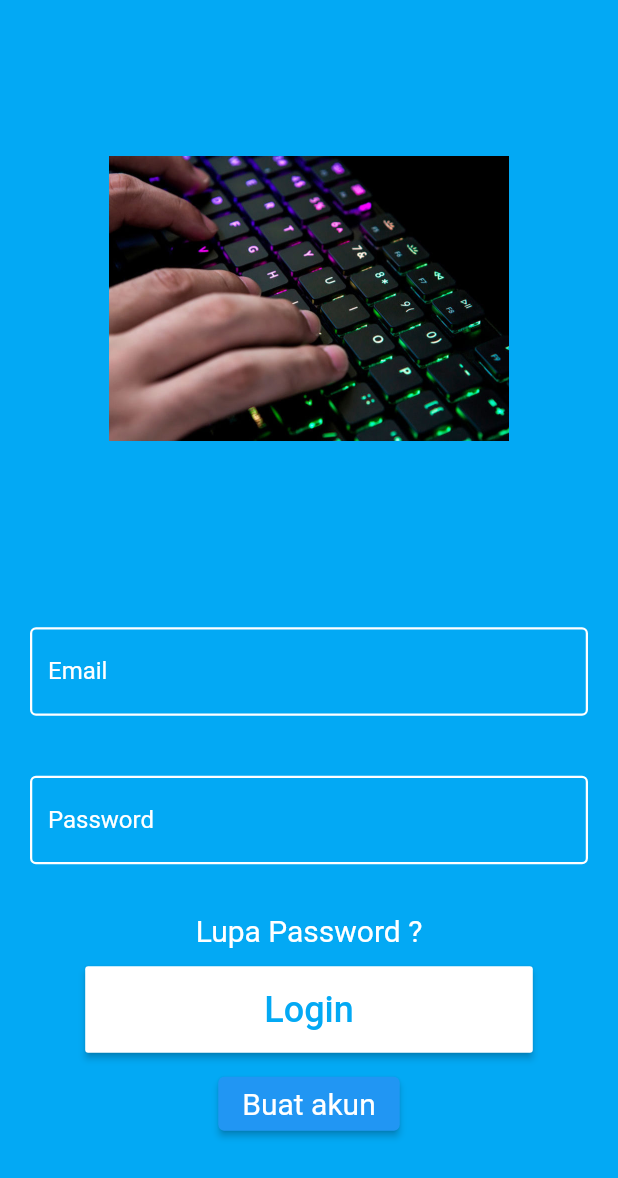
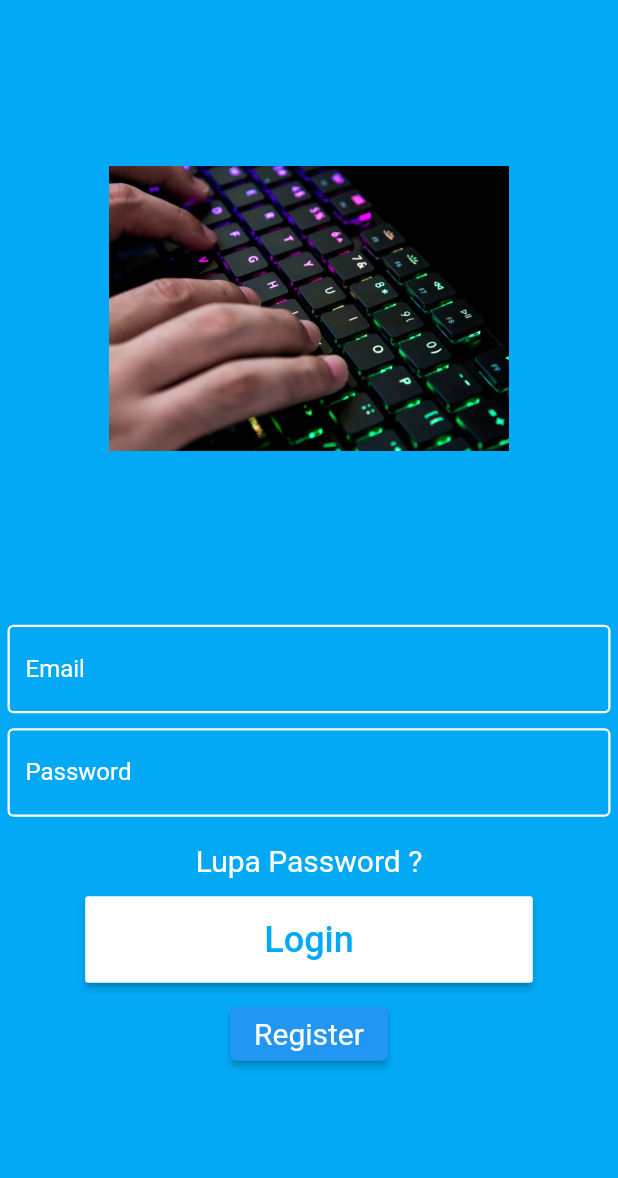
Before and after one commit to WajarNov/ndaki, a Flutter app: the screen it shows after launch, on a phone screen of 412 x 824 dp. Shown: the top 1178 px of the screen. Run offline on Flutter 3.47's test engine with Material 2 defaults, Android fonts, the phone set to English and light mode, and no system bars.

Commit message:
first commit

```diff
--- a/lib/login_page.dart
+++ b/lib/login_page.dart
@@ -1,6 +1,7 @@
 import 'package:flutter/material.dart';
 
 import 'home_page.dart';
+import 'register_page.dart';
 
 class LoginPage extends StatefulWidget {
   @override
@@ -28,7 +29,7 @@ class _LoginPageState extends State<LoginPage> {
             mainAxisSize: MainAxisSize.max,
             children: <Widget>[
               Container(
-                padding: EdgeInsets.all(50),
+                padding: EdgeInsets.all(10),
                 child: Image.asset(
                   'assets/keyboard.jpg',
                   scale: 3,
@@ -49,7 +50,7 @@ class _LoginPageState extends State<LoginPage> {
       child: Column(
         children: <Widget>[
           Padding(
-            padding: const EdgeInsets.all(20),
+            padding: const EdgeInsets.all(5),
             child: TextFormField(
               controller: emailController,
               keyboardType: TextInputType.emailAddress,
@@ -72,7 +73,7 @@ class _LoginPageState extends State<LoginPage> {
             ),
           ),
           Padding(
-            padding: const EdgeInsets.all(20),
+            padding: const EdgeInsets.all(5),
             child: TextFormField(
               controller: passwordController,
               obscureText: true,
@@ -137,7 +138,7 @@ class _LoginPageState extends State<LoginPage> {
             padding: EdgeInsets.all(10),
             child: ElevatedButton(
               child: Text(
-                'Buat akun',
+                'Register',
                 style: TextStyle(
                     fontSize: 20,
                     color: Colors.white,
```
Also changed, not shown: lib/register_page.dart (added).
